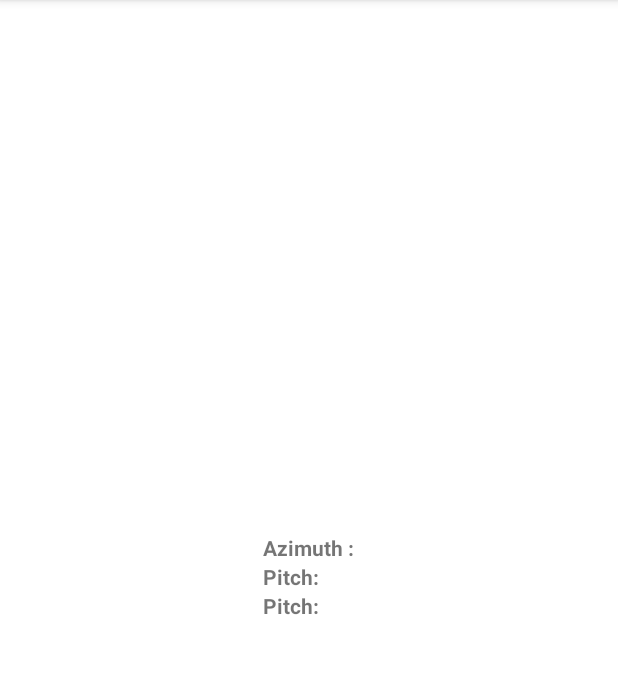
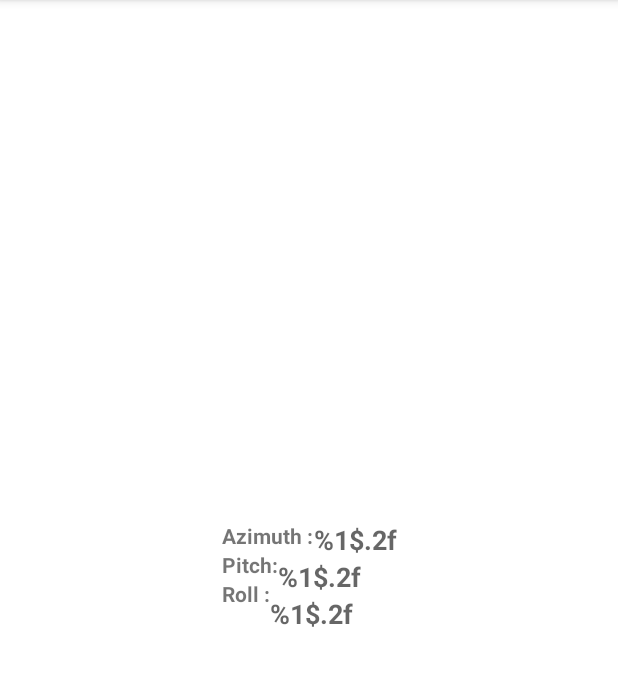
Before and after one commit to Luthfia39/SensorRadar, an Android app: the screen it shows after launch (MainActivity), on a phone screen of 412 x 824 dp, the part 84-770 px from its top. Run offline under Robolectric (Android 15) with nearby library versions, the phone set to English and light mode, and no system bars.

Commit message:
Initial commit

```diff
--- a/app/src/main/res/layout/activity_main.xml
+++ b/app/src/main/res/layout/activity_main.xml
@@ -35,11 +35,38 @@
             android:id="@+id/label_roll"
             android:layout_width="wrap_content"
             android:layout_height="wrap_content"
-            android:text="@string/label_pitch_string"
+            android:text="@string/label_roll_string"
             android:textStyle="bold"
             app:layout_constraintLeft_toLeftOf="parent"
             app:layout_constraintTop_toBottomOf="@id/label_pitch"/>
+        <TextView
+            android:id="@+id/value_azimuth"
+            android:layout_width="wrap_content"
+            android:layout_height="wrap_content"
+            android:text="@string/value_format"
+            android:textStyle="bold"
+            android:textAppearance="@style/TextAppearance.AppCompat.Medium"
+            app:layout_constraintLeft_toRightOf="@id/label_azimuth"
+            app:layout_constraintRight_toRightOf="parent"
+            app:layout_constraintTop_toTopOf="parent"/>
+        <TextView
+            android:id="@+id/value_pitch"
+            android:layout_width="wrap_content"
+            android:layout_height="wrap_content"
+            android:text="@string/value_format"
+            android:textStyle="bold"
+            android:textAppearance="@style/TextAppearance.AppCompat.Medium"
+            app:layout_constraintLeft_toRightOf="@id/label_pitch"
+            app:layout_constraintTop_toBottomOf="@+id/value_azimuth"/>
+        <TextView
+            android:id="@+id/value_roll"
+            android:layout_width="wrap_content"
+            android:layout_height="wrap_content"
+            android:text="@string/value_format"
+            android:textStyle="bold"
+            android:textAppearance="@style/TextAppearance.AppCompat.Medium"
+            app:layout_constraintLeft_toRightOf="@id/label_roll"
+            app:layout_constraintTop_toBottomOf="@id/value_pitch"/>
     </androidx.constraintlayout.widget.ConstraintLayout>
 
-
 </androidx.constraintlayout.widget.ConstraintLayout>
```
